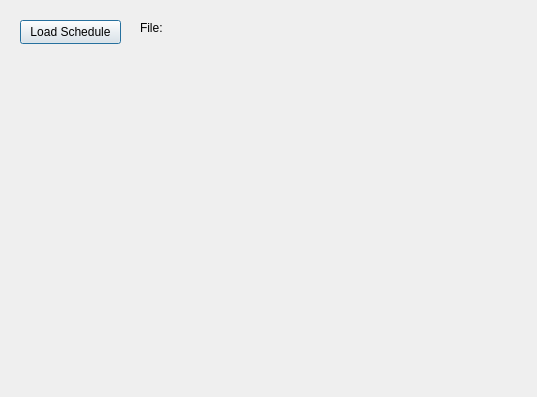
Qt form CTCOffice/ctcoffice/schedule.ui (marmysl/ece1140) before a commit.
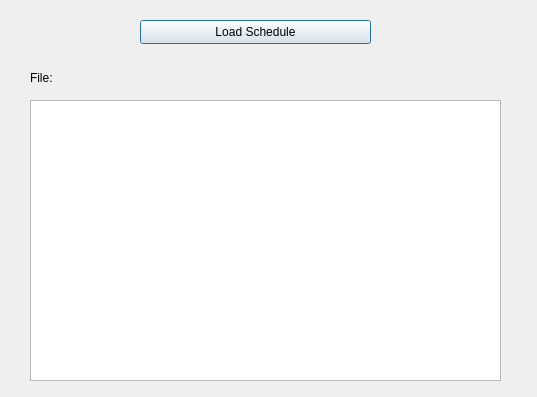
The same form after that commit.

Commit message: Temp changes to review Morgen's PR

Diff of the .ui file:
```diff
--- a/CTCOffice/ctcoffice/schedule.ui
+++ b/CTCOffice/ctcoffice/schedule.ui
@@ -16,9 +16,9 @@
   <widget class="QLabel" name="fileLabel">
    <property name="geometry">
     <rect>
-     <x>190</x>
-     <y>10</y>
-     <width>341</width>
+     <x>80</x>
+     <y>60</y>
+     <width>421</width>
      <height>31</height>
     </rect>
    </property>
@@ -35,8 +35,8 @@
   <widget class="QLabel" name="label">
    <property name="geometry">
     <rect>
-     <x>140</x>
-     <y>20</y>
+     <x>30</x>
+     <y>70</y>
      <width>41</width>
      <height>16</height>
     </rect>
@@ -48,9 +48,9 @@
   <widget class="QPushButton" name="loadSchedule">
    <property name="geometry">
     <rect>
-     <x>20</x>
+     <x>140</x>
      <y>20</y>
-     <width>101</width>
+     <width>231</width>
      <height>24</height>
     </rect>
    </property>
@@ -58,6 +58,16 @@
     <string>Load Schedule</string>
    </property>
   </widget>
+  <widget class="QTableWidget" name="scheduleTable">
+   <property name="geometry">
+    <rect>
+     <x>30</x>
+     <y>100</y>
+     <width>471</width>
+     <height>281</height>
+    </rect>
+   </property>
+  </widget>
  </widget>
  <resources/>
  <connections/>
```
The commit also changes 2 other files.
